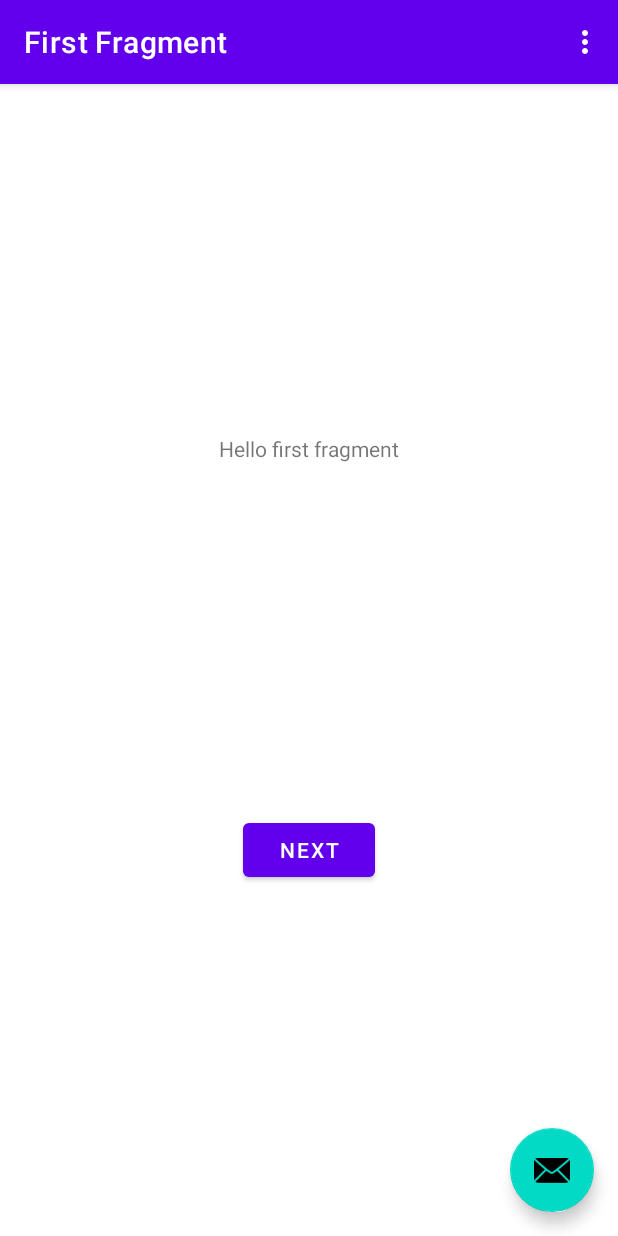
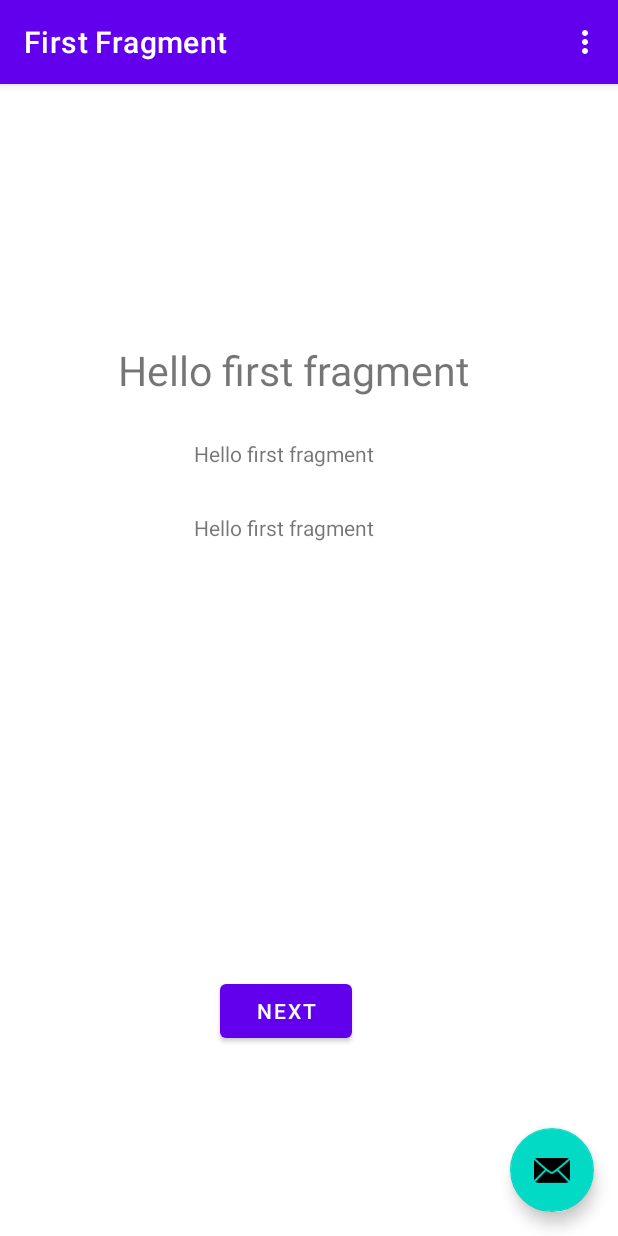
Before and after one commit to JesusDevs/Corona, an Android app: the screen it shows after launch (MainActivity), on a phone screen of 412 x 824 dp. Run offline under Robolectric (Android 15) with nearby library versions, the phone set to English and light mode, and no system bars; our stand-ins replace navigation-ui.

Commit message:
creando diseño

```diff
--- a/app/src/main/java/com/example/corona/ui/FirstFragment.kt
+++ b/app/src/main/java/com/example/corona/ui/FirstFragment.kt
@@ -16,17 +16,16 @@ class FirstFragment : Fragment() {
 
     private var _binding: FragmentFirstBinding? = null
 
-    // This property is only valid between onCreateView and
-    // onDestroyView.
     private val binding get() = _binding!!
 
     override fun onCreateView(
         inflater: LayoutInflater, container: ViewGroup?,
         savedInstanceState: Bundle?
     ): View? {
-
         _binding = FragmentFirstBinding.inflate(inflater, container, false)
         return binding.root
+
+
 
     }
 
--- a/app/src/main/res/layout/fragment_first.xml
+++ b/app/src/main/res/layout/fragment_first.xml
@@ -7,22 +7,61 @@
     tools:context=".ui.FirstFragment">
 
     <TextView
-        android:id="@+id/textview_first"
+        android:id="@+id/titulo"
         android:layout_width="wrap_content"
         android:layout_height="wrap_content"
+        android:layout_marginTop="172dp"
+        android:textSize="27sp"
         android:text="@string/hello_first_fragment"
-        app:layout_constraintBottom_toTopOf="@id/button_first"
+        app:layout_constraintEnd_toEndOf="parent"
+        android:hint="Titulo fecha"
+        app:layout_constraintHorizontal_bias="0.442"
+        app:layout_constraintStart_toStartOf="parent"
+        app:layout_constraintTop_toTopOf="parent" />
+
+    <TextView
+        android:id="@+id/titulo2"
+        android:layout_width="wrap_content"
+        android:layout_height="wrap_content"
+        android:layout_marginTop="30dp"
+        android:text="@string/hello_first_fragment"
+        app:layout_constraintEnd_toEndOf="parent"
+        app:layout_constraintHorizontal_bias="0.442"
+        app:layout_constraintStart_toStartOf="parent"
+        app:layout_constraintTop_toBottomOf="@+id/titulo3" />
+
+    <TextView
+        android:id="@+id/titulo3"
+        android:layout_width="wrap_content"
+        android:layout_height="wrap_content"
+        android:layout_marginTop="27dp"
+        android:text="@string/hello_first_fragment"
+        app:layout_constraintEnd_toEndOf="parent"
+        app:layout_constraintHorizontal_bias="0.442"
+        app:layout_constraintStart_toStartOf="parent"
+        app:layout_constraintTop_toBottomOf="@+id/titulo" />
+
+    <ImageView
+
+        android:id="@+id/imageView1"
+        android:layout_width="wrap_content"
+        android:layout_height="wrap_content"
+        android:layout_marginStart="32dp"
+        android:layout_marginEnd="32dp"
+        app:layout_constraintBottom_toTopOf="@+id/button_first"
         app:layout_constraintEnd_toEndOf="parent"
         app:layout_constraintStart_toStartOf="parent"
-        app:layout_constraintTop_toTopOf="parent" />
+        app:layout_constraintTop_toBottomOf="@+id/titulo2" />
 
     <Button
         android:id="@+id/button_first"
         android:layout_width="wrap_content"
         android:layout_height="wrap_content"
+        android:layout_marginTop="37dp"
         android:text="@string/next"
         app:layout_constraintBottom_toBottomOf="parent"
         app:layout_constraintEnd_toEndOf="parent"
+        app:layout_constraintHorizontal_bias="0.452"
         app:layout_constraintStart_toStartOf="parent"
-        app:layout_constraintTop_toBottomOf="@id/textview_first" />
+        app:layout_constraintTop_toBottomOf="@+id/imageView1" />
 </androidx.constraintlayout.widget.ConstraintLayout>
```
Also changed, not shown: app/src/main/java/com/example/corona/remote/RepositoryCorona.kt (added, +29 -0 lines), app/src/main/java/com/example/corona/viewmodel/DateViewmodel.kt (added, +23 -0 lines).
